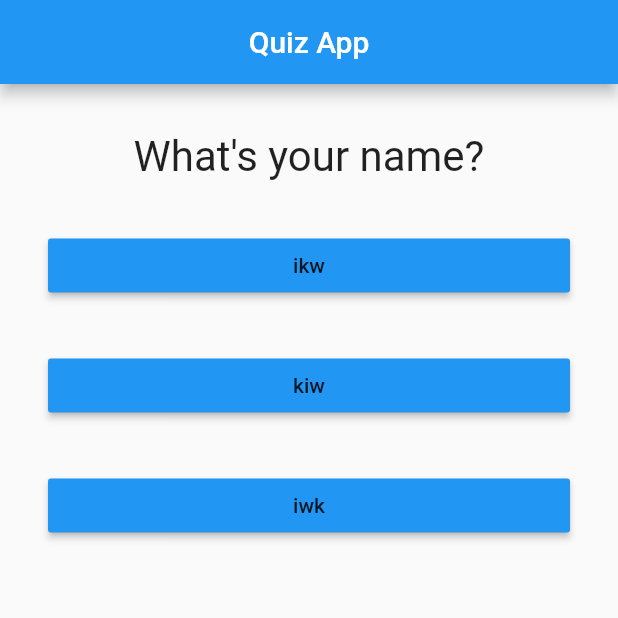
After one commit to wasim919/playing-with-flutter, a Flutter app: the screen it shows after launch, on a phone screen of 412 x 824 dp, the top half of it. The commit adds this screen. Run offline on Flutter 3.47's test engine with Material 2 defaults, Android fonts, the phone set to English and light mode, and no system bars.

Commit message:
quiz app basics done

```diff
--- a/quizApp/lib/Answer.dart
+++ b/quizApp/lib/Answer.dart
@@ -3,7 +3,9 @@ import "package:flutter/material.dart";
 class Answer extends StatelessWidget {
   final Function selectHandler;
   final String answerText;
+
   Answer(this.selectHandler, this.answerText);
+
   @override
   Widget build(BuildContext context) {
     return Container(
--- /dev/null
+++ b/quizApp/lib/Quiz.dart
@@ -0,0 +1,30 @@
+import "package:flutter/material.dart";
+import 'package:quizApp/Question.dart';
+
+import './Answer.dart';
+import './Question.dart';
+
+class Quiz extends StatelessWidget {
+  final String questionText;
+  final List<String> questionAnswers;
+  final Function answerQuestion;
+
+  Quiz(
+      {@required this.questionText,
+      @required this.questionAnswers,
+      @required this.answerQuestion});
+
+  @override
+  Widget build(BuildContext context) {
+    return Column(
+      children: [
+        Question(questionText),
+        ...questionAnswers.map(
+          (answer) {
+            return Answer(answerQuestion, answer);
+          },
+        ).toList()
+      ],
+    );
+  }
+}
--- a/quizApp/lib/main.dart
+++ b/quizApp/lib/main.dart
@@ -1,7 +1,7 @@
 import "package:flutter/material.dart";
 
-import "./Question.dart";
-import "./Answer.dart";
+import './Quiz.dart';
+import "./Result.dart";
 
 void main() => runApp(MaterialApp(home: QuizApp()));
 
@@ -27,16 +27,9 @@ class QuizAppState extends State<QuizApp> {
   ];
   int questionIndex = 0;
   void answerQuestion() {
-    if (questionIndex < 2) {
-      setState(() {
-        questionIndex += 1;
-      });
-    } else if (questionIndex >= 1) {
-      setState(() {
-        questionIndex = 0;
-      });
-    }
-    print("hello");
+    setState(() {
+      questionIndex += 1;
+    });
   }
 
   @override
@@ -48,16 +41,13 @@ class QuizAppState extends State<QuizApp> {
       ),
       body: Padding(
         padding: EdgeInsets.all(16),
-        child: Column(
-          children: [
-            Question(questions[questionIndex]["questionText"]),
-            ...(questions[questionIndex]["answers"] as List<String>).map(
-              (answer) {
-                return Answer(answerQuestion, answer);
-              },
-            ).toList()
-          ],
-        ),
+        child: questionIndex < questions.length
+            ? Quiz(
+                questionText: questions[questionIndex]['questionText'],
+                questionAnswers: questions[questionIndex]['answers'],
+                answerQuestion: answerQuestion,
+              )
+            : Result(),
       ),
     );
   }
```
Also changed, not shown: quizApp/lib/Result.dart (added, +15 -0 lines).
